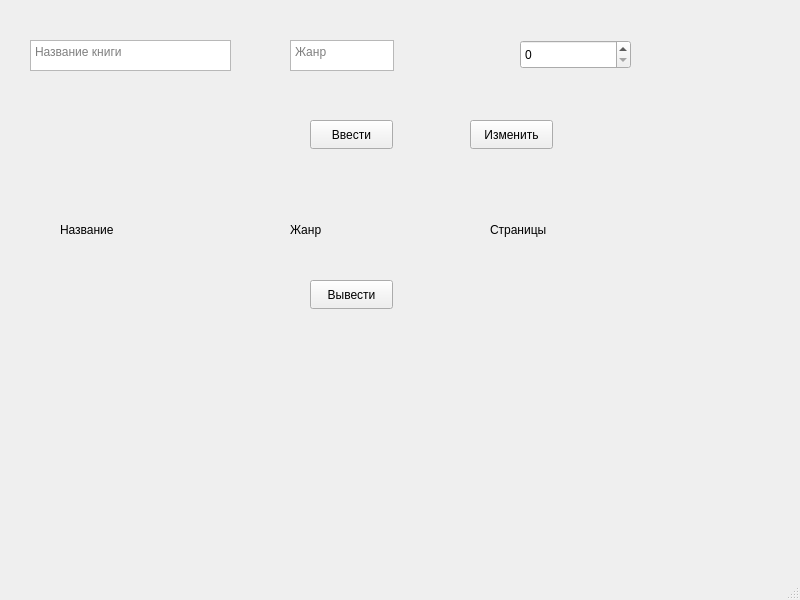
Above: mainwindow.ui from StepanRyabcev/book before the change. Below: the same form after it.
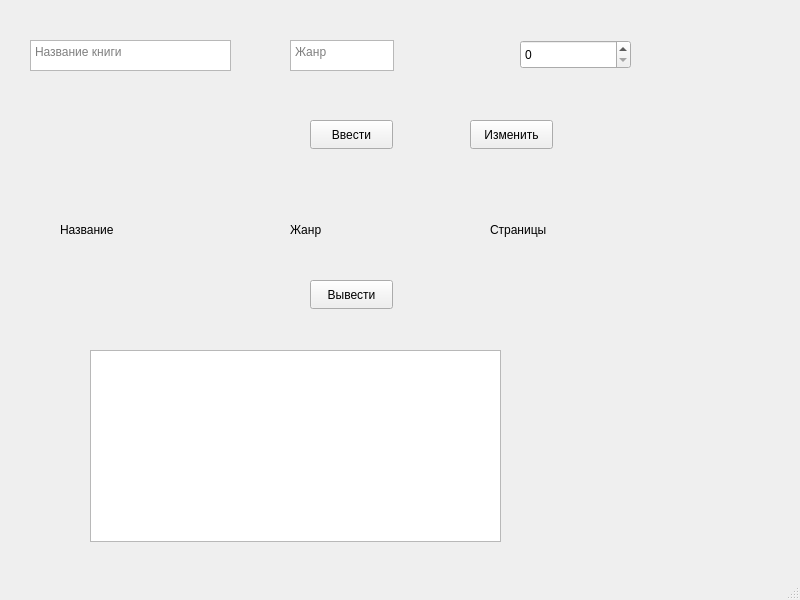
That is the form after the change.

Commit message: Firs attempt to use table

```diff
--- a/mainwindow.ui
+++ b/mainwindow.ui
@@ -134,6 +134,16 @@
      <string>Изменить</string>
     </property>
    </widget>
+   <widget class="QTableView" name="tableView">
+    <property name="geometry">
+     <rect>
+      <x>90</x>
+      <y>350</y>
+      <width>411</width>
+      <height>192</height>
+     </rect>
+    </property>
+   </widget>
   </widget>
   <widget class="QMenuBar" name="menubar">
    <property name="geometry">
```
The commit also changes 1 other file.
